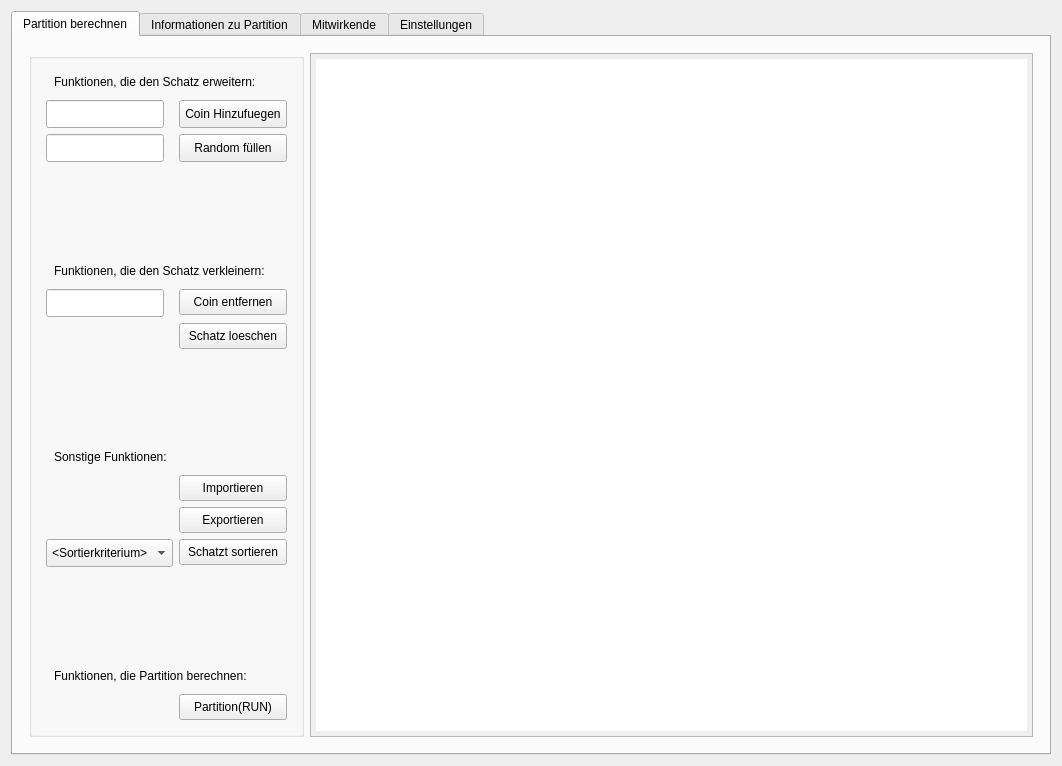
Before: the Qt Designer form mainwindow.ui in Makozer/NpPartitionManager, drawn with Qt 5.
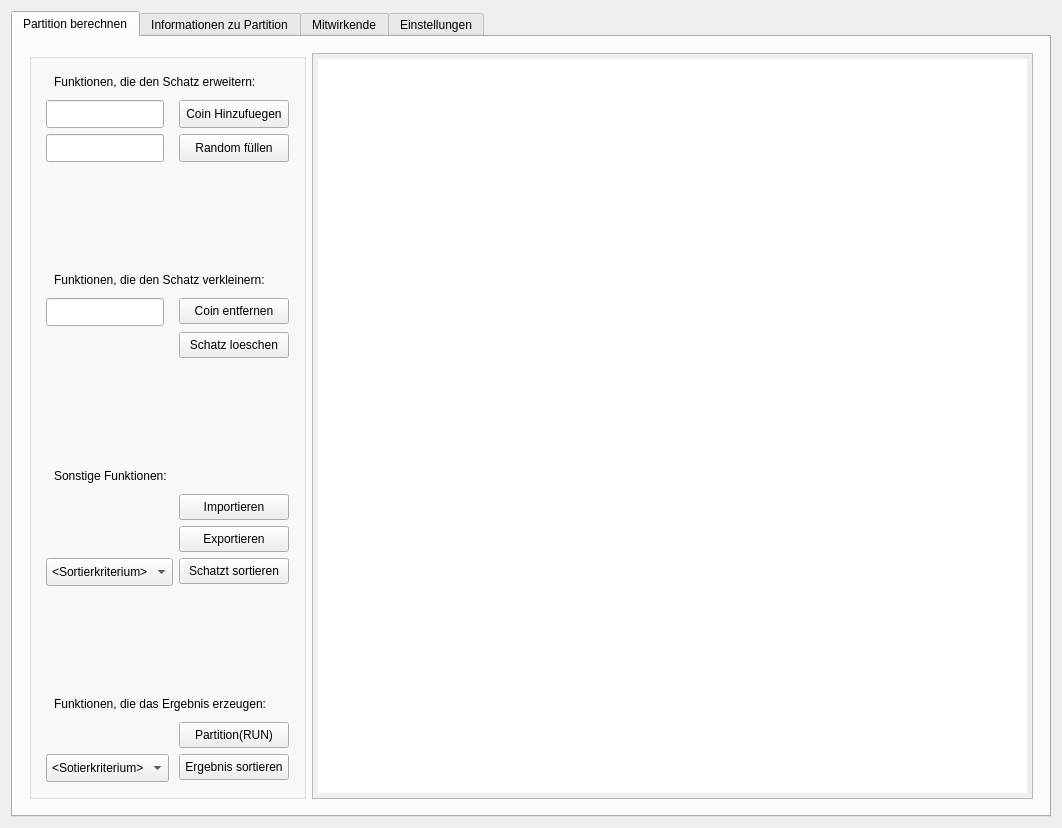
After: the same form once the commit is applied. Custom widgets are drawn as their Qt base class.

Commit message: vectorstash hat jetzt getQString und getGuiQString. ist sauberer, diese methoden dort anstatt in der gui zu haben. RUNbtn hat jetzt funktion.

```diff
--- a/mainwindow.ui
+++ b/mainwindow.ui
@@ -7,7 +7,7 @@
     <x>0</x>
     <y>0</y>
     <width>1062</width>
-    <height>766</height>
+    <height>828</height>
    </rect>
   </property>
   <property name="windowTitle">
@@ -273,7 +273,7 @@
            <item row="26" column="0" colspan="2">
             <widget class="QLabel" name="lbl_partitionBerechnen">
              <property name="text">
-              <string>Funktionen, die Partition berechnen:</string>
+              <string>Funktionen, die das Ergebnis erzeugen:</string>
              </property>
             </widget>
            </item>
@@ -290,6 +290,32 @@
              </property>
             </widget>
            </item>
+           <item row="29" column="1">
+            <widget class="QPushButton" name="btn_sortErgebnis">
+             <property name="text">
+              <string>Ergebnis sortieren</string>
+             </property>
+            </widget>
+           </item>
+           <item row="29" column="0">
+            <widget class="QComboBox" name="comboBox_sortKriteriumWaehlenErgebnis">
+             <item>
+              <property name="text">
+               <string>&lt;Sotierkriterium&gt;</string>
+              </property>
+             </item>
+             <item>
+              <property name="text">
+               <string>Aufsteigend</string>
+              </property>
+             </item>
+             <item>
+              <property name="text">
+               <string>Absteigend</string>
+              </property>
+             </item>
+            </widget>
+           </item>
           </layout>
          </widget>
         </item>
```
Left out of the diff: 8 changed lines with no effect on the pictures. The commit also changes 7 other files.
